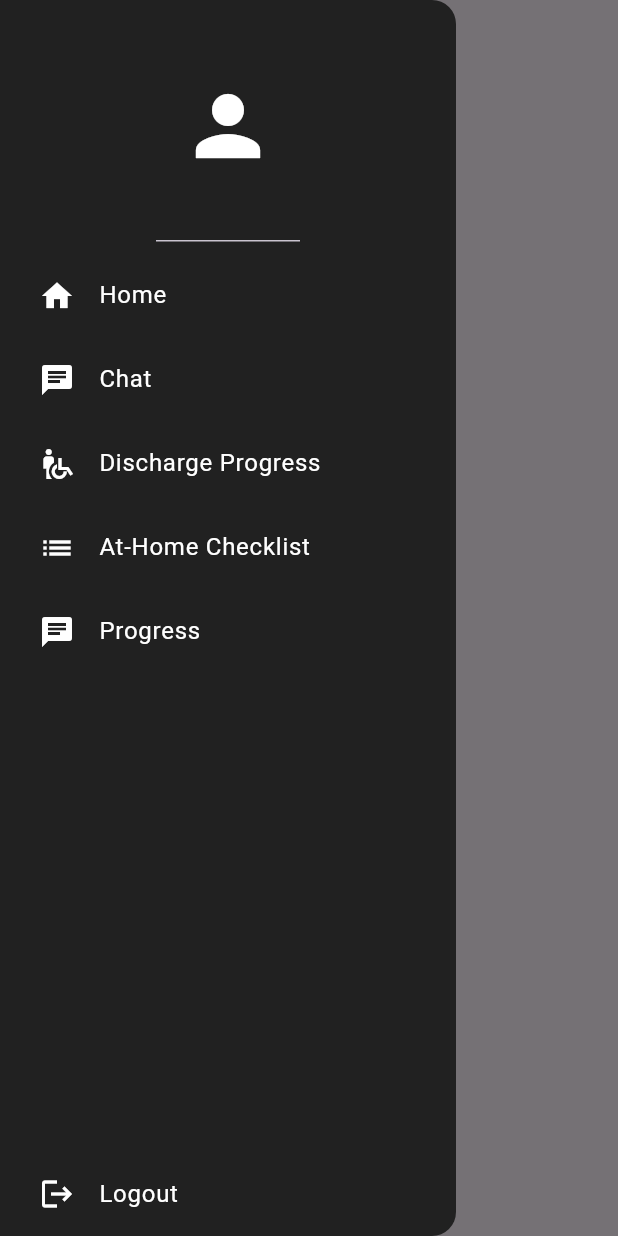
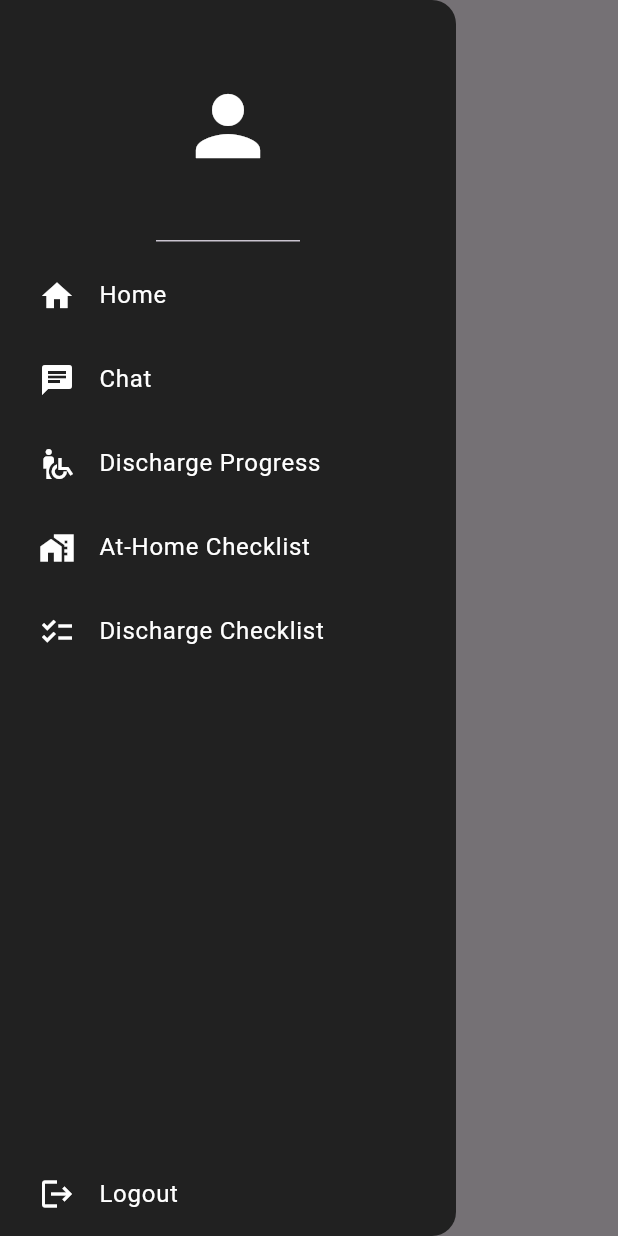
Before and after one commit to breid2/hackathon_project, a Flutter app: the screen it shows once a user with an empty profile is signed in, with the side drawer open, on a phone screen of 412 x 824 dp. Run offline on Flutter 3.47's test engine with Material 3 defaults, Android fonts, the phone set to English and light mode, and no system bars; our stand-ins replace cloud_firestore, firebase_auth, firebase_core, percent_indicator; accounts and stored records are empty.

Commit message:
Drawer menu icons and name changes.

```diff
--- a/client/lib/components/drawer.dart
+++ b/client/lib/components/drawer.dart
@@ -60,7 +60,7 @@ class MyDrawer extends StatelessWidget {
 
             //at home check list tile
             MyListTile(
-              icon: Icons.list,
+              icon: Icons.home_work,
               text: 'At-Home Checklist',
               // onTap: () => Navigator.pushReplacement(context, MaterialPageRoute(builder: (context) => ChecklistPage())),
               onTap: () {
@@ -71,8 +71,8 @@ class MyDrawer extends StatelessWidget {
               },
             ),
              MyListTile(
-              icon: Icons.chat,
-              text: 'Progress',
+              icon: Icons.checklist,
+              text: 'Discharge Checklist',
               onTap: () => Navigator.push(
                 context,
                 MaterialPageRoute(
```
Also changed, not shown: client/lib/pages/date_of_discharge_page.dart (added).
